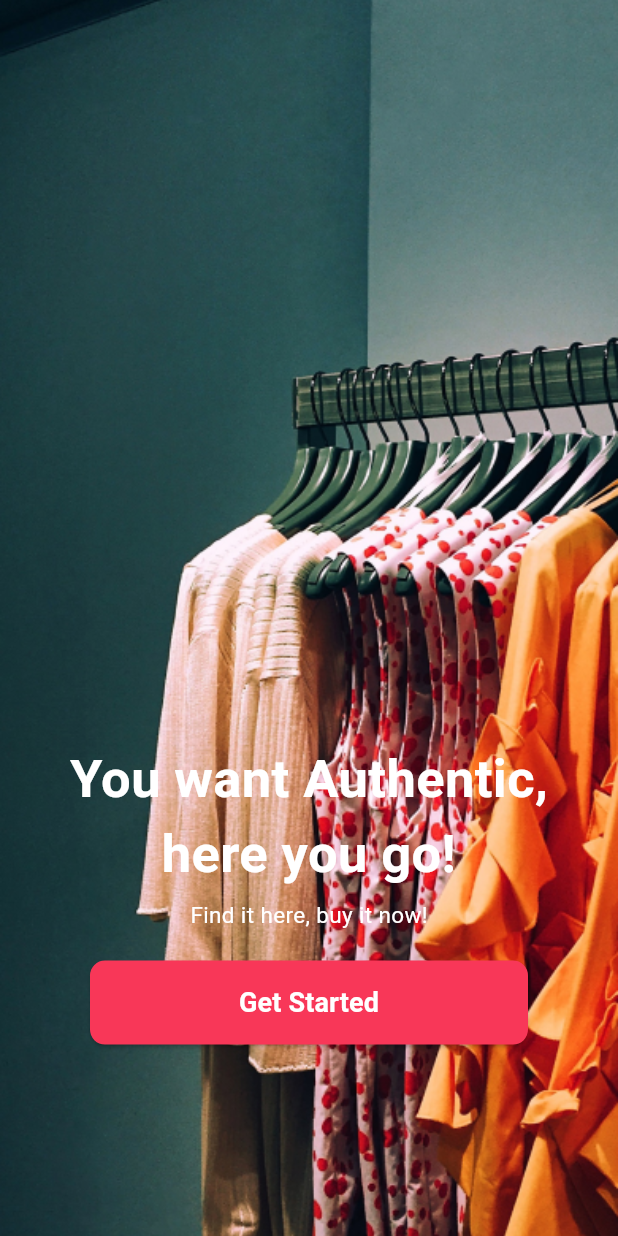
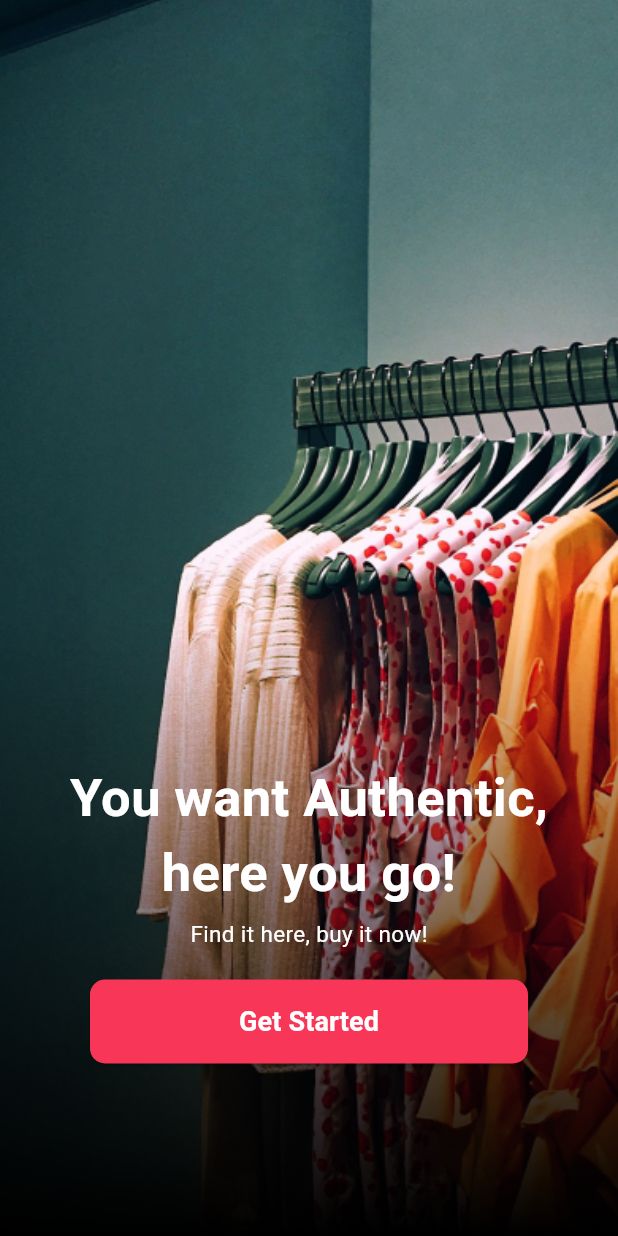
Before and after one commit to NhatHoang26122003/ecommerce_app, a Flutter app: the GetStartedScreen screen opened directly, on a phone screen of 412 x 824 dp. Run offline on Flutter 3.47's test engine with Material 3 defaults, Android fonts, the phone set to English and light mode, and no system bars; our stand-ins replace flutter_rating_bar, smooth_page_indicator.

Commit message:
update_get_started

```diff
--- a/lib/screen/auth/get_started.dart
+++ b/lib/screen/auth/get_started.dart
@@ -16,7 +16,19 @@ class GetStartedScreen extends StatelessWidget {
           Positioned(
             left: 0,
             right: 0,
-            top: MediaQuery.of(context).size.height * 0.6,
+            top: MediaQuery.of(context).size.height * 0.5,
+            height: MediaQuery.of(context).size.height * 0.5,
+            child: Container(
+              decoration: BoxDecoration(
+                gradient: LinearGradient(
+                  begin: Alignment.bottomCenter,
+                  end: Alignment.topCenter,
+                  colors: [
+                    Colors.black.withOpacity(1),
+                    Colors.black.withOpacity(0.0),
+                  ]
+                )
+              ),
               child: Column(
                 mainAxisAlignment: MainAxisAlignment.center,
                 crossAxisAlignment: CrossAxisAlignment.center,
@@ -66,8 +78,10 @@ class GetStartedScreen extends StatelessWidget {
                         ),
                       ),
                     ),
+                  ),
+                  SizedBox(height: 20,)
+                ],
               )
-              ],
             )
           )
         ],
```
Lines whose indentation alone changed are shown as unchanged.
